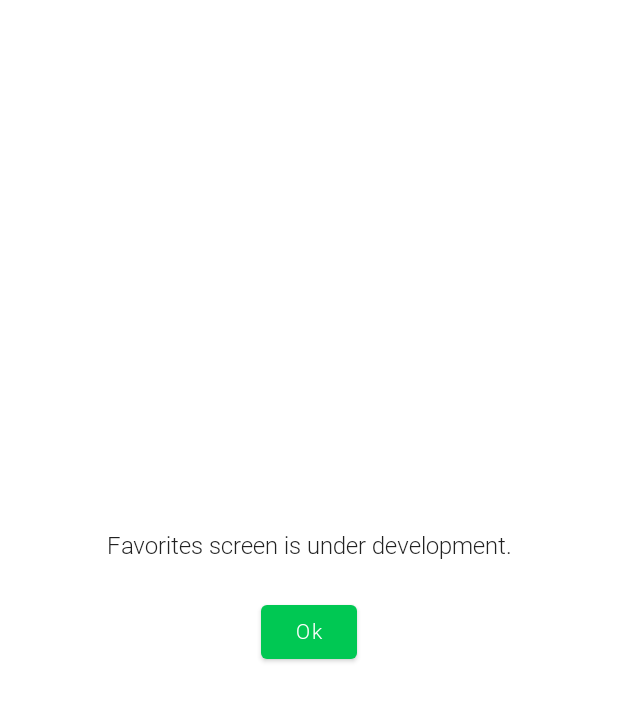
After one commit to vmoiseenko/Jetpack-Compose-Movies, an Android app built with Jetpack Compose: the composable FavoritesScreen shown on its own in the app's theme, on a phone screen of 412 x 824 dp. The commit adds this screen. Shown: the top 701 px of the screen. Run offline under Robolectric (Android 15) with nearby library versions, the phone set to English and light mode, and no system bars; network calls fail.

Commit message:
Added template for the Favorites screen.

```diff
--- /dev/null
+++ b/app/src/main/java/com/vmoiseenko/jetmovies/ui/screens/favorites/FavoritesScreen.kt
@@ -0,0 +1,60 @@
+package com.vmoiseenko.jetmovies.ui.screens.favorites
+
+import androidx.compose.foundation.layout.Arrangement
+import androidx.compose.foundation.layout.Column
+import androidx.compose.foundation.layout.fillMaxSize
+import androidx.compose.foundation.layout.padding
+import androidx.compose.material.Button
+import androidx.compose.material.ButtonDefaults
+import androidx.compose.material.Surface
+import androidx.compose.material.Text
+import androidx.compose.runtime.*
+import androidx.compose.ui.Alignment
+import androidx.compose.ui.Modifier
+import androidx.compose.ui.graphics.Color
+import androidx.compose.ui.tooling.preview.Preview
+import androidx.compose.ui.unit.dp
+import com.vmoiseenko.jetmovies.ui.theme.Green
+import com.vmoiseenko.jetmovies.ui.theme.JetMoviesTheme
+
+@Composable
+fun FavoritesScreen() {
+    Column(
+        modifier = Modifier.fillMaxSize(),
+        verticalArrangement = Arrangement.Center,
+        horizontalAlignment = Alignment.CenterHorizontally
+
+    ) {
+
+        var counter by remember {
+            mutableStateOf(0)
+        }
+
+        Text(
+            text =
+            if (counter == 0) {
+                "Favorites screen is under development."
+            } else {
+                "Clicked $counter times"
+            }
+        )
+        Button(
+            modifier = Modifier
+                .padding(vertical = 24.dp),
+            colors = ButtonDefaults.buttonColors(backgroundColor = Green),
+            onClick = { counter++ }
+        ) {
+            Text(color = Color.White, text = "Ok")
+        }
+    }
+}
+
+@Preview
+@Composable
+fun PreviewOnboarding() {
+    JetMoviesTheme {
+        Surface() {
+            FavoritesScreen()
+        }
+    }
+}
--- a/app/src/main/res/values/strings.xml
+++ b/app/src/main/res/values/strings.xml
@@ -1,6 +1,8 @@
 <resources>
     <string name="app_name">Movies Compose</string>
     <string name="placeholder_search">Search</string>
+    <string name="placeholder_home">Home</string>
+    <string name="placeholder_favorites">Favorites</string>
 
     <string name="movies.details_storyline">Storyline:</string>
     <string name="movies.details_runtime">"%sh %smin"</string>
```
Also changed, not shown: app/src/main/java/com/vmoiseenko/jetmovies/ui/components/MyBottomNavigation.kt (+34 -10 lines), app/src/main/java/com/vmoiseenko/jetmovies/ui/navigation/Destination.kt (+6 -2 lines), app/src/main/java/com/vmoiseenko/jetmovies/ui/screens/MoviesApp.kt (+14 -1 lines).
